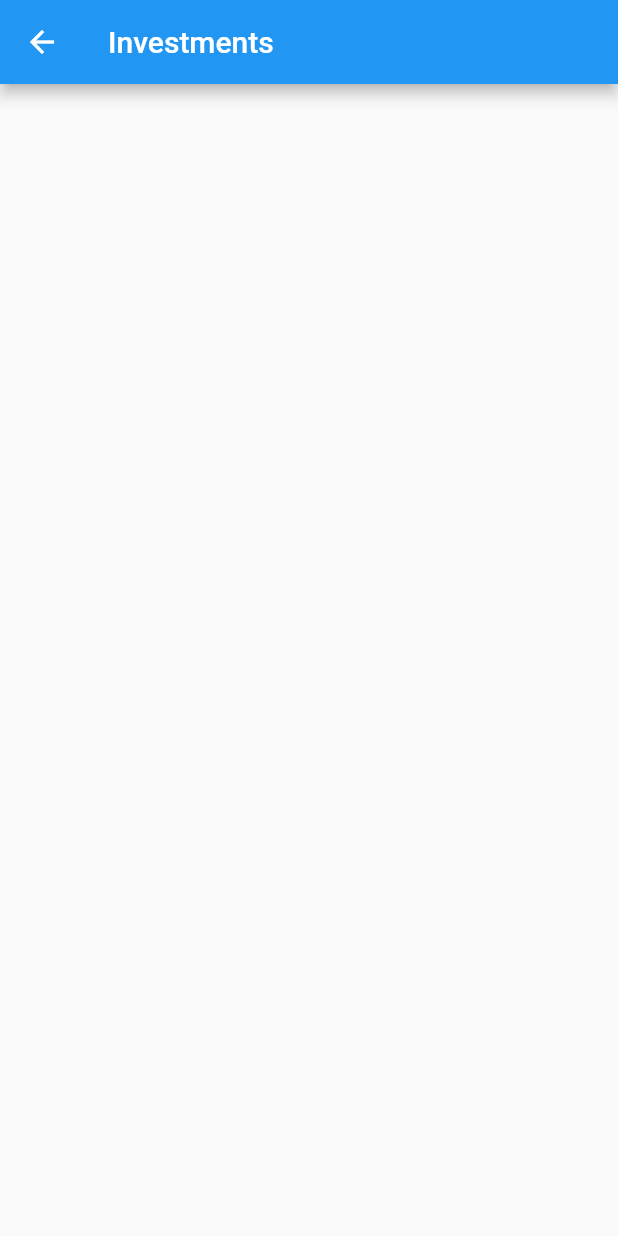
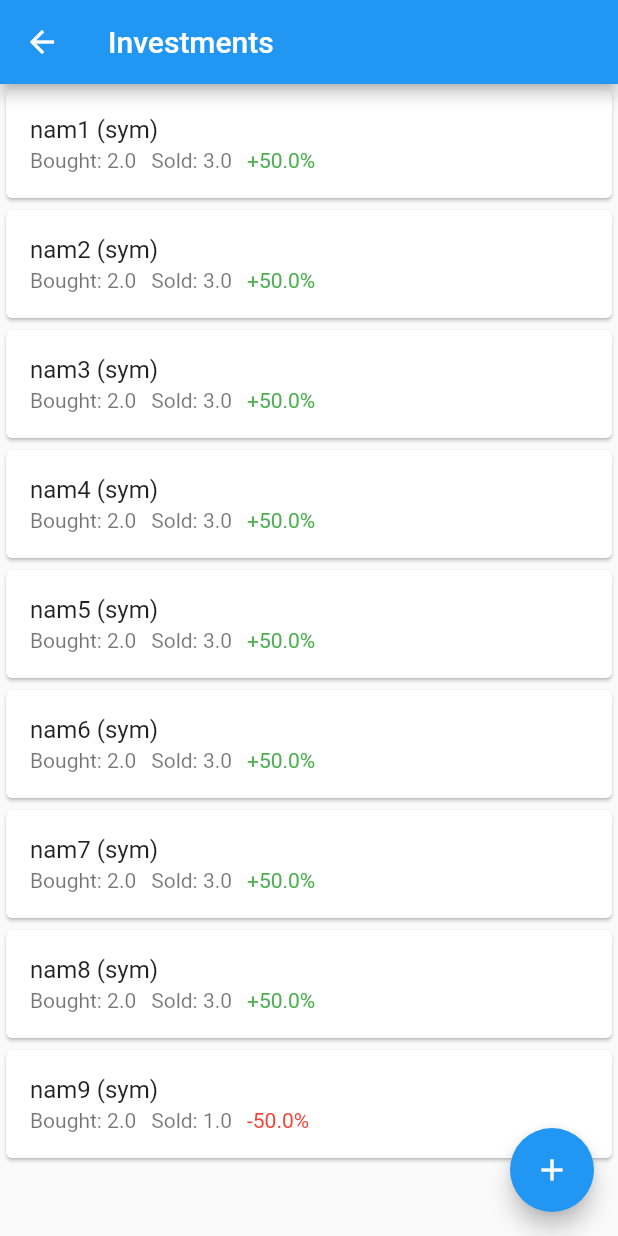
Before and after one commit to VisnuRavi/MyFin, a Flutter app: the Invest screen opened by its route, on a phone screen of 412 x 824 dp. Run offline on Flutter 3.47's test engine with Material 2 defaults, Android fonts, the light colour scheme and no system bars; our stand-ins replace sqflite; accounts and stored records are empty.

Commit message:
General Flow working for a fixed list of stocks

```diff
--- a/lib/main.dart
+++ b/lib/main.dart
@@ -3,6 +3,7 @@ import "package:flutter/material.dart";
 import 'package:myfin/pages/home.dart';
 import 'package:myfin/pages/investments/invest.dart';
 import 'package:myfin/pages/investments/invest_form.dart';
+import 'package:myfin/pages/investments/invest_details.dart';
 void main() => runApp(MyFin());
 
 class MyFin extends StatelessWidget {
@@ -12,8 +13,10 @@ class MyFin extends StatelessWidget {
     return MaterialApp(
       //home: Home(),
       routes: {
-      '/': (context) => InvestForm(),
+      '/': (context) => Home(),
       '/invest': (context) => Invest(),
+      '/invest_form': (context) => InvestForm(),
+      '/invest_details': (context) => InvestDetails(),//use the arguments to pass in data
       },
     );
   }
--- a/lib/models/stock.dart
+++ b/lib/models/stock.dart
@@ -1,14 +1,20 @@
+import 'package:flutter/cupertino.dart';
+import 'package:flutter/material.dart';
+
 class Stock {
   int? id;
-  String name;
-  String symbol;
-  double bought_price;
-  DateTime bought_date;
-  String brokerage;
+  String name = 'eg';
+  String symbol = 'eg';
+  double bought_price = 0.0;
+  DateTime bought_date = DateTime.parse('2021-12-12');
+  String brokerage = 'eg';
+  int lots = 0;
   double? sold_price;
   DateTime? sold_date;
 
-  Stock({this.id, required this.name, required this.symbol, required this.bought_price,required this.bought_date, required this.brokerage, this.sold_price, this.sold_date});
+  Stock({this.id, required this.name, required this.symbol, required this.bought_price,required this.bought_date, required this.brokerage, required this.lots, this.sold_price, this.sold_date});
+
+  Stock.zero();
 
   Map<String, dynamic> toMap() {
     String? isoSoldDate = null;
@@ -22,6 +28,7 @@ class Stock {
       'bought_price': bought_price,
       'bought_date': bought_date.toIso8601String(),//convert for easier storage in sqlite
       'brokerage': brokerage,
+      'lots': lots,
       'sold_price': sold_price,
       'sold_date': isoSoldDate,
     };
@@ -35,6 +42,7 @@ class Stock {
       brokerage: map['brokerage'] as String,
       bought_price: map['bought_price'] as double,
       bought_date: map['bought_date'] as DateTime,
+      lots: map['lots'],
       sold_price: map['sold_price'] as double,
       sold_date: map['sold_date'] as DateTime,
     );
@@ -44,8 +52,27 @@ class Stock {
     this.id = id;
   }
 
+  Widget percentageChange(double price) {
+    double change = ((price - bought_price)/bought_price) * 100;
+    if (change >= 0) {
+      return Text(
+        "+${change.toString()}%",
+        style: TextStyle(
+          color: Colors.green
+        ),
+      );
+    } else {
+      return Text(
+        "${change.toString()}%",
+        style: TextStyle(
+          color: Colors.red
+        ),
+      );
+    }
+  }
+
   @override
   String toString() {
-    return "Stock{id: $id, stock name: $name, stock id: $symbol, brokerage: $brokerage, bought price: $bought_price, bought date: $bought_date, sold price: $sold_price, sold date: $sold_date}";
+    return "Stock{id: $id, stock name: $name, stock id: $symbol, brokerage: $brokerage, bought price: $bought_price, bought date: $bought_date, lots: $lots, sold price: $sold_price, sold date: $sold_date}";
   }
 }
--- a/lib/pages/home.dart
+++ b/lib/pages/home.dart
@@ -38,6 +38,7 @@ class _HomeState extends State<Home> {
                 OutlinedButton(
                   onPressed: () {
                     print('clicked invest');
+                    Navigator.pushNamed(context, '/invest');
                   },
                   child: Padding(
                     padding: const EdgeInsets.symmetric(vertical:20.0, horizontal:0.0),
--- a/lib/pages/investments/invest.dart
+++ b/lib/pages/investments/invest.dart
@@ -1,7 +1,20 @@
 // ignore_for_file: prefer_const_constructors
 import 'package:flutter/material.dart';
+import 'package:myfin/models/stock.dart';
 
 class Invest extends StatelessWidget {
+
+  List<Stock> stocks = [
+    Stock(id: 1, name: 'nam1', symbol: 'sym', bought_price: 2.0, bought_date: DateTime(2021, 12, 23), brokerage: 'brok', lots: 1000, sold_price: 3.0, sold_date: DateTime(2021, 12, 27)),
+    Stock(id: 1, name: 'nam2', symbol: 'sym', bought_price: 2.0, bought_date: DateTime(2021, 12, 23), brokerage: 'brok', lots: 1000, sold_price: 3.0, sold_date: DateTime(2021, 12, 27)),
+    Stock(id: 1, name: 'nam3', symbol: 'sym', bought_price: 2.0, bought_date: DateTime(2021, 12, 23), brokerage: 'brok', lots: 1000, sold_price: 3.0, sold_date: DateTime(2021, 12, 27)),
+    Stock(id: 1, name: 'nam4', symbol: 'sym', bought_price: 2.0, bought_date: DateTime(2021, 12, 23), brokerage: 'brok', lots: 1000, sold_price: 3.0, sold_date: DateTime(2021, 12, 27)),
+    Stock(id: 1, name: 'nam5', symbol: 'sym', bought_price: 2.0, bought_date: DateTime(2021, 12, 23), brokerage: 'brok', lots: 1000, sold_price: 3.0, sold_date: DateTime(2021, 12, 27)),
+    Stock(id: 1, name: 'nam6', symbol: 'sym', bought_price: 2.0, bought_date: DateTime(2021, 12, 23), brokerage: 'brok', lots: 1000, sold_price: 3.0, sold_date: DateTime(2021, 12, 27)),
+    Stock(id: 1, name: 'nam7', symbol: 'sym', bought_price: 2.0, bought_date: DateTime(2021, 12, 23), brokerage: 'brok', lots: 1000, sold_price: 3.0, sold_date: DateTime(2021, 12, 27)),
+    Stock(id: 1, name: 'nam8', symbol: 'sym', bought_price: 2.0, bought_date: DateTime(2021, 12, 23), brokerage: 'brok', lots: 1000, sold_price: 3.0, sold_date: DateTime(2021, 12, 27)),
+    Stock(id: 1, name: 'nam9', symbol: 'sym', bought_price: 2.0, bought_date: DateTime(2021, 12, 23), brokerage: 'brok', lots: 1000, sold_price: 1.0, sold_date: DateTime(2021, 12, 27)),
+  ];
 
   @override
   Widget build(BuildContext context) {
@@ -14,10 +27,38 @@ class Invest extends StatelessWidget {
           ),
         ),
       ),
-      body: Column(
-        children: <Widget> [
-
-        ],
+      body: ListView.builder(
+        itemCount: stocks.length,
+        itemBuilder: (context, index) {
+          return Card(
+            child: ListTile(
+              title: Text("${stocks[index].name} (${stocks[index].symbol})"),
+              subtitle: Row(
+                children: [
+                  Text("Bought: ${stocks[index].bought_price.toString()}"),
+                  SizedBox(width: 10.0),
+                  Text("Sold: ${stocks[index].sold_price.toString()}"),
+                  SizedBox(width:10.0),
+                  stocks[index].percentageChange(stocks[index].sold_price!),
+                ],
+              ),
+              onTap: () {
+                Navigator.pushNamed(context, '/invest_details', arguments: {
+                  'stock' : stocks[index]
+                });
+              },
+            )
+          );
+        }
+      ),
+      floatingActionButton: FloatingActionButton(
+        onPressed: () {
+          print('clicked investform');
+          Navigator.pushNamed(context, '/invest_form');
+        },
+        child: Icon(
+          Icons.add,
+        ),
       ),
     );
   }
```
Also changed, not shown: lib/pages/investments/invest_details.dart (added, +59 -0 lines), lib/pages/investments/invest_form.dart (+18 -3 lines).
